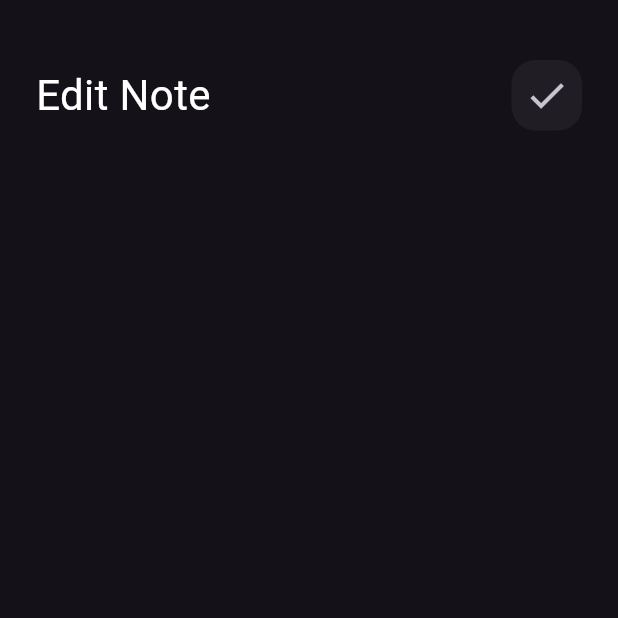
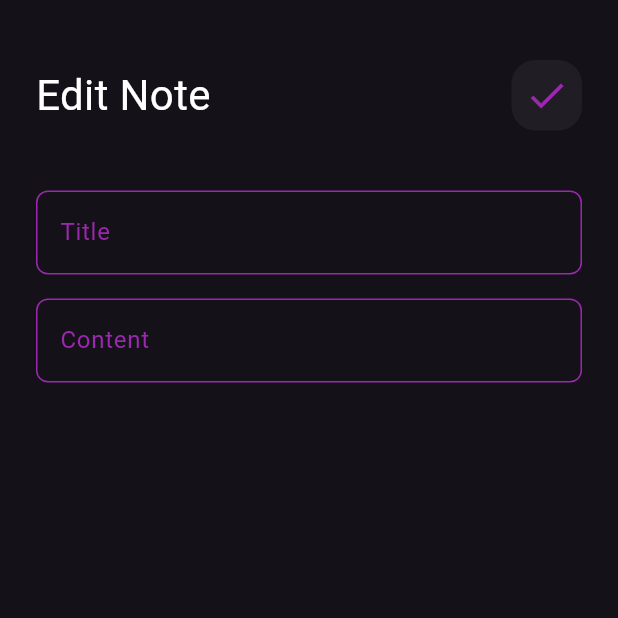
Before and after one commit to mohammedashraf16/Note_App, a Flutter app: the screen it shows after launch, after a tap on "Flutter Tips", on a phone screen of 412 x 824 dp, the top half of it. Run offline on Flutter 3.47's test engine with Material 3 defaults, Android fonts, the phone set to English and light mode, and no system bars; our stand-ins replace font_awesome_flutter; Roboto replaces fonts that are missing (assets/fonts/Poppins-Regular.ttf).

Commit message:
Edit Note View Ui Done

```diff
--- a/lib/view/notes_view.dart
+++ b/lib/view/notes_view.dart
@@ -9,6 +9,7 @@ class NotesView extends StatelessWidget {
   Widget build(BuildContext context) {
     return Scaffold(
       floatingActionButton: FloatingActionButton(
+        backgroundColor: Colors.purple,
         onPressed: () {
           showModalBottomSheet(context: context, builder: (context) {
             return const AddNoteBottomSheet();
--- a/lib/widgets/custom_icon_search.dart
+++ b/lib/widgets/custom_icon_search.dart
@@ -17,6 +17,7 @@ class CustomIcon extends StatelessWidget {
       child: IconButton(
         onPressed: () {},
         icon: Icon(
+          color: Colors.purple,
           icon,
           size: 30,
         ),
--- a/lib/widgets/edit_note_view_body.dart
+++ b/lib/widgets/edit_note_view_body.dart
@@ -1,5 +1,6 @@
 import 'package:flutter/material.dart';
 import 'package:notes_app/widgets/custom_app_bar.dart';
+import 'package:notes_app/widgets/custom_text_field.dart';
 class EditNoteViewBody extends StatelessWidget {
   const EditNoteViewBody({super.key});
 
@@ -9,11 +10,15 @@ class EditNoteViewBody extends StatelessWidget {
       padding: EdgeInsets.symmetric(horizontal: 24.0),
       child: Column(
       children: [
-        SizedBox(height: 40,),
+        SizedBox(height: 40),
         CustomAppBar(
           title: "Edit Note",
           icon: Icons.check,
         ),
+        SizedBox(height: 40),
+        CustomTextField(hint: "Title"),
+        SizedBox(height: 16),
+        CustomTextField(hint: "Content",maxLines: 5,),
       ],
       ),
     );
--- a/lib/widgets/note_view_body.dart
+++ b/lib/widgets/note_view_body.dart
@@ -1,4 +1,3 @@
-import 'package:flutter/cupertino.dart';
 import 'package:flutter/material.dart';
 import 'package:notes_app/widgets/custom_app_bar.dart';
 import 'package:notes_app/widgets/notes_list_view.dart';
```
